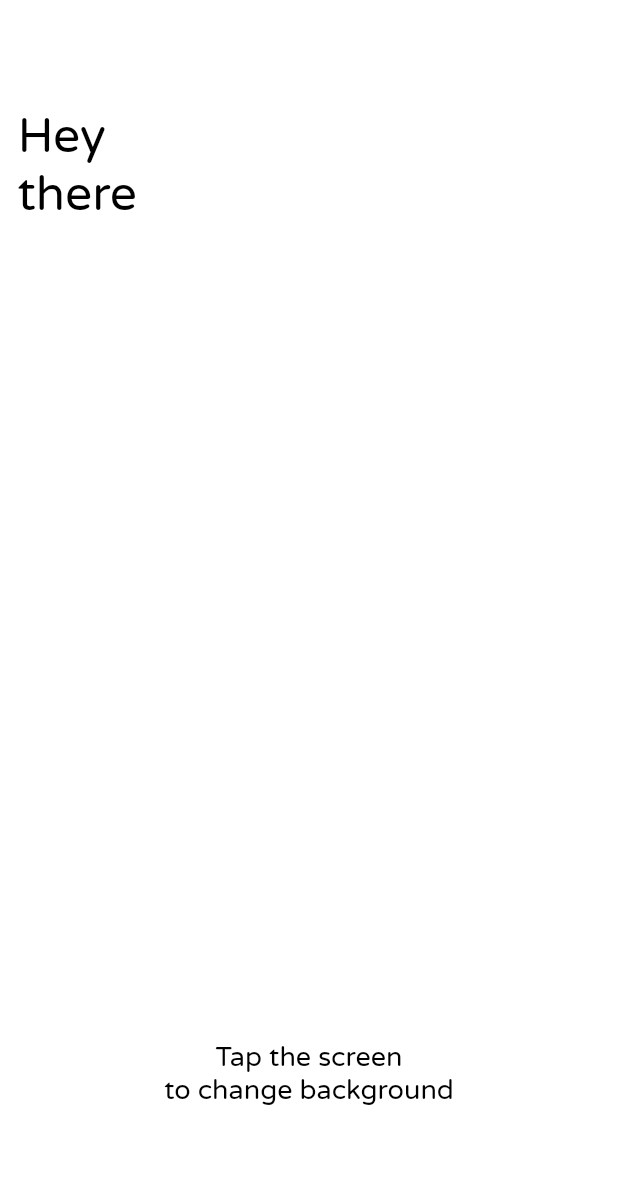
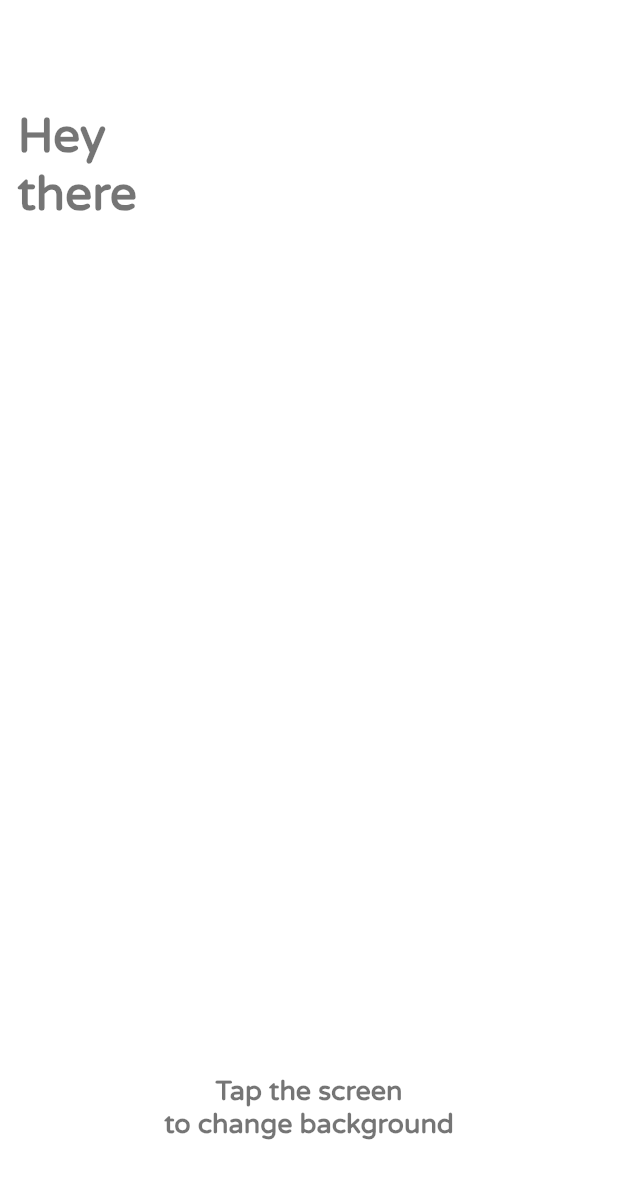
Before and after one commit to MarSeliN666/flutter_change_background, a Flutter app: the screen it shows after launch, on a phone screen of 412 x 824 dp. Shown: the top 1179 px of the screen. Run offline on Flutter 3.47's test engine with Material 2 defaults, Android fonts, the phone set to English and light mode, and no system bars.

Commit message:
Add appTheme for layout and some layout changes

```diff
--- a/lib/main.dart
+++ b/lib/main.dart
@@ -12,6 +12,15 @@ class MyApp extends StatelessWidget {
   @override
   Widget build(BuildContext context) {
     return MaterialApp(
+      theme: ThemeData(
+        primaryColor: Colors.white,
+        accentColor: Colors.black,
+        fontFamily: 'VarelaRound',
+        textTheme: TextTheme(
+          headline1: TextStyle(fontSize: 32.0, fontWeight: FontWeight.bold),
+          headline2: TextStyle(fontSize: 18.0, fontWeight: FontWeight.bold),
+        ),
+      ),
       home: MyHomePage(),
     );
   }
@@ -22,7 +31,7 @@ class MyHomePage extends StatefulWidget {
   _MyHomePageState createState() => _MyHomePageState();
 }
 
-class _MyHomePageState extends State<MyHomePage> {
+class _MyHomePageState extends State<MyHomePage> with TickerProviderStateMixin {
   Color _colorBackground = Colors.white;
 
   void _changeBackground() {
@@ -57,14 +66,8 @@ class _MyHomePageState extends State<MyHomePage> {
                     ),
                     Padding(
                       padding: const EdgeInsets.all(8.0),
-                      child: Text(
-                        "Hey\nthere",
-                        style: TextStyle(
-                          color: Colors.black,
-                          fontSize: 32.0,
-                          fontFamily: 'VarelaRound',
-                        ),
-                      ),
+                      child: Text("Hey\nthere",
+                          style: Theme.of(context).textTheme.headline1),
                     ),
                   ],
                 ),
@@ -72,20 +75,16 @@ class _MyHomePageState extends State<MyHomePage> {
               Expanded(
                 flex: 2,
                 child: Column(
+                  mainAxisAlignment: MainAxisAlignment.end,
                   children: [
-                    Spacer(
-                      flex: 8,
-                    ),
                     Text(
                       'Tap the screen\nto change background',
                       textAlign: TextAlign.center,
-                      style: TextStyle(
-                        fontSize: 18.0,
-                        color: Colors.black,
-                        fontFamily: 'VarelaRound',
-                      ),
+                      style: Theme.of(context).textTheme.headline2,
                     ),
-                    Spacer(),
+                    SizedBox(
+                      height: 64.0,
+                    ),
                   ],
                 ),
               ),
```
Also changed, not shown: pubspec.yaml (+0 -12 lines), 1 other file.
